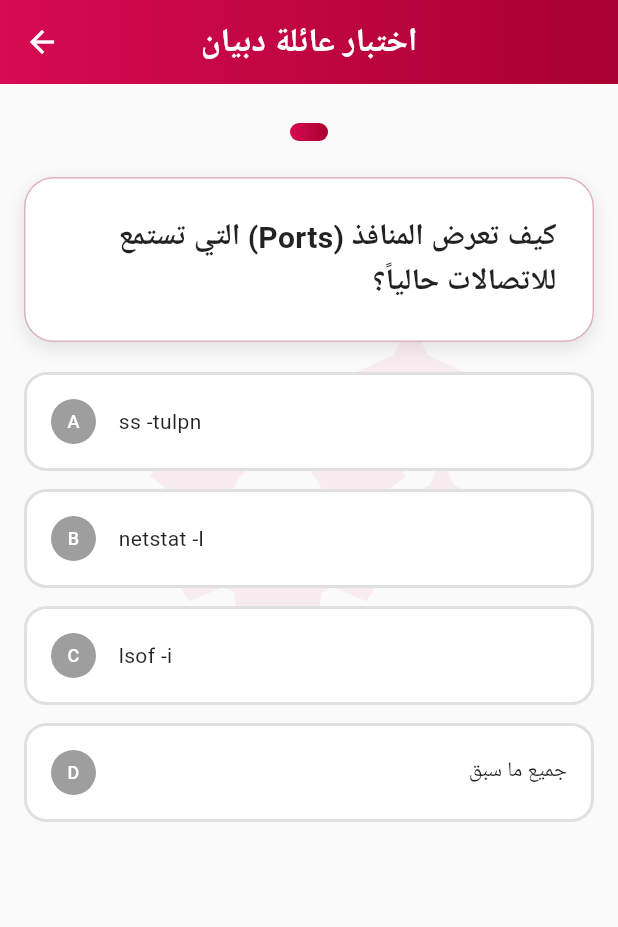
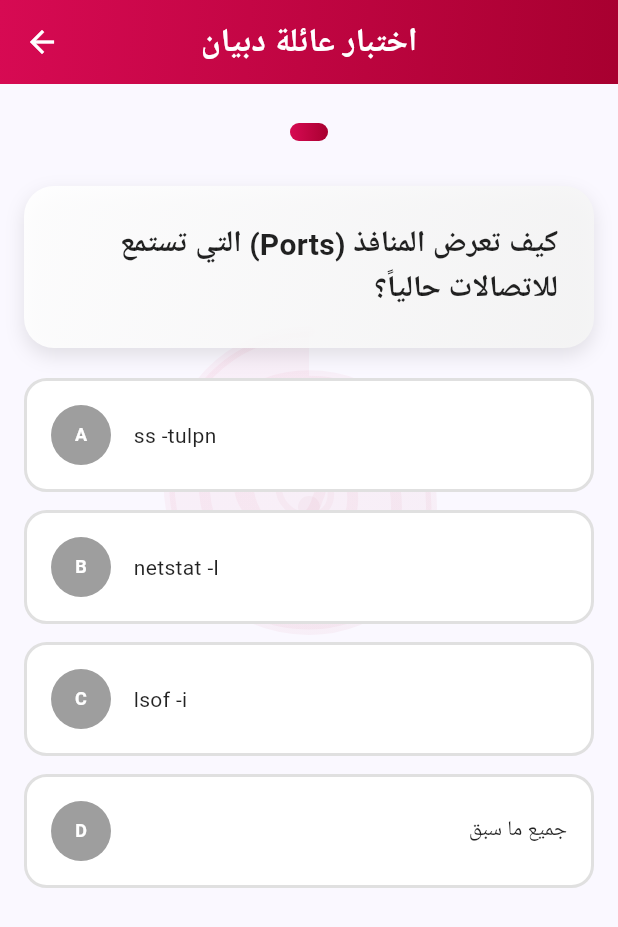
Before and after one commit to MuhamedAbdo/TermiAr, a Flutter app: the QuizScreen screen opened directly, after a tap on "عائلة دبيان", on a phone screen of 412 x 824 dp. Shown: the top 927 px of the screen. Run offline on Flutter 3.47's test engine with Material 3 defaults, Android fonts, the phone set to English and light mode, and no system bars; our stand-ins replace flutter_svg, google_fonts, shared_preferences; accounts and stored records are empty; Roboto replaces fonts that are missing (Cairo).

Commit message:
Refactor UI: update official logos, fix text alignment and enhance copy logic

```diff
--- a/lib/screens/categories_screen.dart
+++ b/lib/screens/categories_screen.dart
@@ -166,13 +166,13 @@ class _CategoriesScreenState extends State<CategoriesScreen> {
                   ),
                   child: category.id == 'debian_family'
                       ? SvgPicture.asset(
-                          'assets/images/debian_logo_new.svg',
+                          'assets/images/debian_official_logo.svg',
                           width: 40,
                           height: 40,
                         )
                       : category.id == 'redhat_family'
                       ? SvgPicture.asset(
-                          'assets/images/redhat_logo_new.svg',
+                          'assets/images/redhat_official_logo.svg',
                           width: 40,
                           height: 40,
                         )
--- a/lib/screens/quiz_screen.dart
+++ b/lib/screens/quiz_screen.dart
@@ -1,4 +1,5 @@
 import 'package:flutter/material.dart';
+import 'package:flutter_svg/flutter_svg.dart';
 import 'package:provider/provider.dart';
 import '../models/quiz_model.dart';
 import '../providers/theme_provider.dart';
@@ -199,32 +200,41 @@ class _QuizScreenState extends State<QuizScreen> {
         flexibleSpace: Container(
           decoration: BoxDecoration(
             gradient: LinearGradient(
+              begin: Alignment.topLeft,
+              end: Alignment.centerRight,
               colors: isDarkMode
                   ? categoryTheme['darkGradient']
                   : categoryTheme['lightGradient'],
-              begin: Alignment.centerLeft,
-              end: Alignment.centerRight,
             ),
           ),
         ),
       ),
-      backgroundColor: isDarkMode ? const Color(0xFF121212) : Colors.grey[50],
-      body: Stack(
+      body: PopScope(
+        canPop: false,
+        onPopInvoked: (didPop) async {
+          if (didPop) return;
+
+          if (!_showCategorySelection) {
+            setState(() => _showCategorySelection = true);
+          } else {
+            widget.onNavigateToHome?.call();
+          }
+        },
+        child: Stack(
           children: [
             // Watermark background
             Positioned.fill(
-            child: Opacity(
-              opacity: 0.05,
               child: Center(
-                child: Icon(
-                  _selectedDistro == 'debian_family'
-                      ? Icons.settings_suggest
-                      : Icons.security,
-                  size: 250,
-                  color: _selectedDistro == 'debian_family'
-                      ? const Color(0xFFD70A53)
-                      : const Color(0xFFCC0000),
-                ),
+                child: _selectedDistro == 'debian_family'
+                    ? SvgPicture.asset(
+                        'assets/images/debian_watermark_official.svg',
+                        width: 250,
+                        height: 250,
+                      )
+                    : SvgPicture.asset(
+                        'assets/images/redhat_watermark_official.svg',
+                        width: 250,
+                        height: 250,
                       ),
               ),
             ),
@@ -259,24 +269,30 @@ class _QuizScreenState extends State<QuizScreen> {
                         ),
                       ),
                     ),
-                  const SizedBox(height: 24),
+                    const SizedBox(height: 30),
                     // Question Card
                     Container(
                       width: double.infinity,
                       decoration: BoxDecoration(
                         borderRadius: BorderRadius.circular(20),
-                      color: isDarkMode
-                          ? Colors.white.withOpacity(0.1)
-                          : Colors.white,
-                      border: Border.all(
-                        color: categoryTheme['borderColor']!.withOpacity(0.3),
-                        width: 1,
+                        gradient: LinearGradient(
+                          begin: Alignment.topLeft,
+                          end: Alignment.bottomRight,
+                          colors: isDarkMode
+                              ? [
+                                  Colors.grey[800]!.withOpacity(0.8),
+                                  Colors.grey[900]!.withOpacity(0.8),
+                                ]
+                              : [
+                                  Colors.white.withOpacity(0.9),
+                                  Colors.grey[100]!.withOpacity(0.9),
+                                ],
                         ),
                         boxShadow: [
                           BoxShadow(
                             color: Colors.black.withOpacity(0.1),
                             blurRadius: 10,
-                          offset: const Offset(0, 4),
+                            offset: const Offset(0, 5),
                           ),
                         ],
                       ),
@@ -295,7 +311,11 @@ class _QuizScreenState extends State<QuizScreen> {
                     const SizedBox(height: 20),
                     // Options
                     ...List.generate(currentQuestion.options.length, (index) {
-                    return _buildOptionCard(index, currentQuestion, isDarkMode);
+                      return _buildOptionCard(
+                        index,
+                        currentQuestion,
+                        isDarkMode,
+                      );
                     }),
                     if (_isAnswered)
                       _buildExplanation(currentQuestion, isDarkMode),
@@ -305,10 +325,9 @@ class _QuizScreenState extends State<QuizScreen> {
             ),
           ],
         ),
+      ),
     );
   }
-
-  // تم إصلاح الدوال الفرعية وإضافة الأقواس الناقصة
 
   Widget _buildCategorySelection(bool isDarkMode) {
     return Scaffold(
@@ -329,12 +348,19 @@ class _QuizScreenState extends State<QuizScreen> {
           ),
         ),
       ),
-      body: Center(
+      body: PopScope(
+        canPop: false,
+        onPopInvoked: (didPop) async {
+          if (didPop) return;
+          widget.onNavigateToHome?.call();
+        },
+        child: Center(
           child: Column(
             mainAxisAlignment: MainAxisAlignment.center,
             children: _categories
                 .map((cat) => _buildCategoryCard(cat, isDarkMode))
                 .toList(),
+          ),
         ),
       ),
     );
@@ -428,12 +454,24 @@ class _QuizScreenState extends State<QuizScreen> {
         ),
         child: Row(
           children: [
-            CircleAvatar(
-              backgroundColor: isSelected ? borderColor : Colors.grey,
-              radius: 15,
+            Container(
+              width: 40,
+              height: 40,
+              alignment: Alignment.center,
+              decoration: BoxDecoration(
+                shape: BoxShape.circle,
+                color: isSelected ? borderColor : Colors.grey,
+              ),
+              child: Center(
                 child: Text(
                   String.fromCharCode(65 + index),
-                style: const TextStyle(color: Colors.white, fontSize: 12),
+                  style: GoogleFonts.cairo(
+                    height: 1.0,
+                    color: Colors.white,
+                    fontSize: 12,
+                    fontWeight: FontWeight.bold,
+                  ),
+                ),
               ),
             ),
             const SizedBox(width: 15),
@@ -496,10 +534,14 @@ class _QuizScreenState extends State<QuizScreen> {
             const SizedBox(height: 30),
             ElevatedButton(
               onPressed: () => setState(() => _showCategorySelection = true),
-              child: const Text('إعادة الاختبار'),
+              child: const Text('اختر اختبار آخر'),
             ),
-            TextButton(
+            ElevatedButton(
               onPressed: widget.onNavigateToHome,
+              style: ElevatedButton.styleFrom(
+                backgroundColor: Colors.grey[600],
+                foregroundColor: Colors.white,
+              ),
               child: const Text('العودة للرئيسية'),
             ),
           ],
```
Also changed, not shown: lib/screens/category_commands_screen.dart (+19 -19 lines), lib/screens/command_details_screen.dart (+71 -32 lines), lib/screens/home_screen.dart (+103 -25 lines), assets/images/debian_logo.svg (deleted), assets/images/debian_logo_new.svg (deleted), assets/images/debian_official_logo.svg (added), assets/images/debian_watermark.svg (deleted), assets/images/debian_watermark_official.svg (added), assets/images/redhat_logo.svg (deleted), assets/images/redhat_logo_new.svg (deleted), assets/images/redhat_official_logo.svg (added), assets/images/redhat_watermark.svg (deleted), assets/images/redhat_watermark_official.svg (added). Lines whose indentation alone changed are shown as unchanged.
